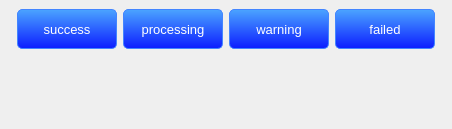
Above: QMFWidgets/example/qmfexamplewidget.ui from mfarhadi92/QMFWidgets before the change. Below: the same form after it.
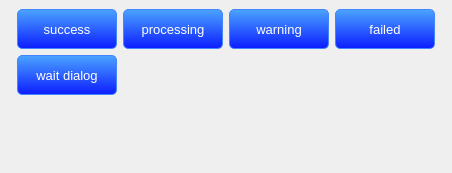
That is the form after the change. Custom widgets are drawn as their Qt base class.

```diff
--- a/QMFWidgets/example/qmfexamplewidget.ui
+++ b/QMFWidgets/example/qmfexamplewidget.ui
@@ -7,7 +7,7 @@
     <x>0</x>
     <y>0</y>
     <width>452</width>
-    <height>129</height>
+    <height>173</height>
    </rect>
   </property>
   <property name="windowTitle">
@@ -147,6 +147,19 @@
           </property>
          </widget>
         </item>
+        <item row="1" column="0">
+         <widget class="QPushButton" name="btn_waitDialog">
+          <property name="minimumSize">
+           <size>
+            <width>100</width>
+            <height>40</height>
+           </size>
+          </property>
+          <property name="text">
+           <string>wait dialog</string>
+          </property>
+         </widget>
+        </item>
        </layout>
       </item>
       <item>
```
